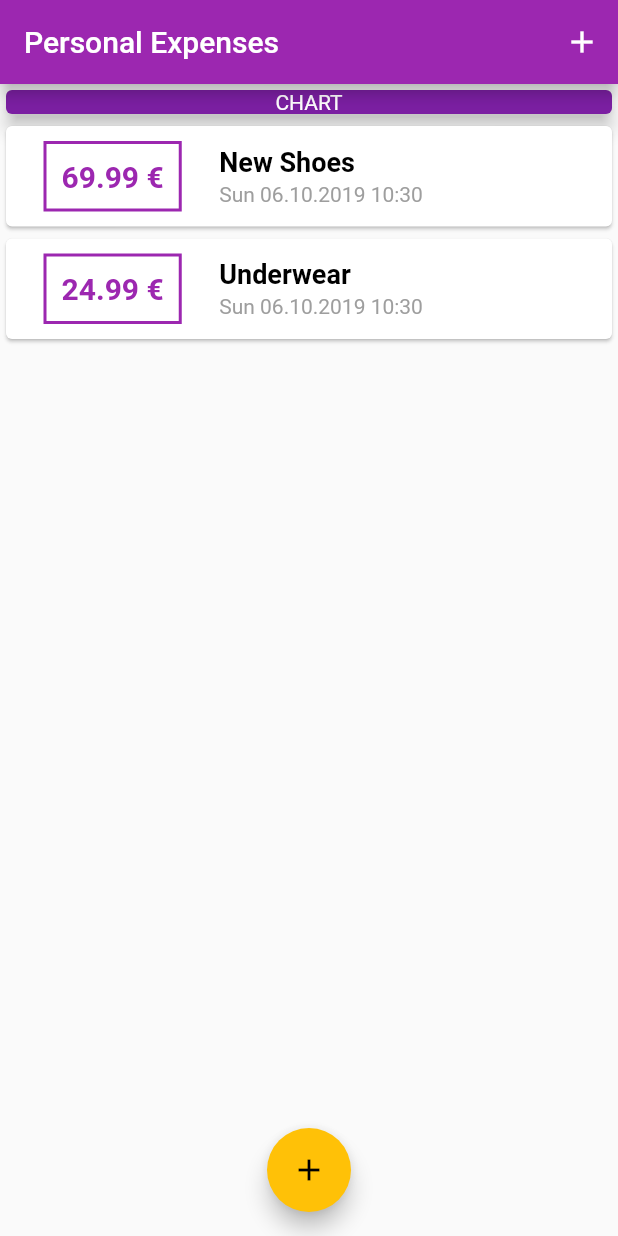
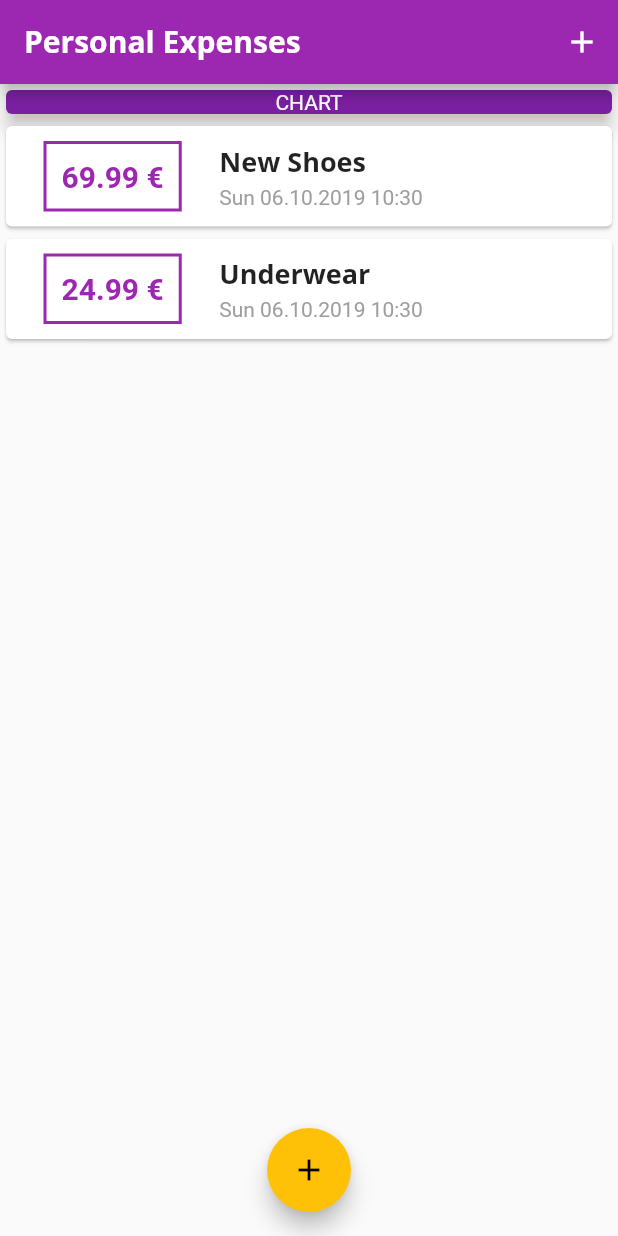
Before and after one commit to raphaelpinel/personal-finances-flutter-app, a Flutter app: the screen it shows after launch, on a phone screen of 412 x 824 dp. Run offline on Flutter 3.47's test engine with Material 2 defaults, Android fonts, the phone set to English and light mode, and no system bars.

Commit message:
add custom fonts

```diff
--- a/lib/main.dart
+++ b/lib/main.dart
@@ -12,9 +12,25 @@ class MyApp extends StatelessWidget {
     return MaterialApp(
       title: 'Personal Expenses',
       theme: ThemeData(
-        primarySwatch: Colors.purple,
-        accentColor: Colors.amber,
-      ),
+          primarySwatch: Colors.purple,
+          accentColor: Colors.amber,
+          fontFamily: 'Quicksand',
+          textTheme: ThemeData.light().textTheme.copyWith(
+                  title: TextStyle(
+                    fontFamily: 'OpenSans',
+                    fontWeight: FontWeight.bold,
+                    fontSize: 18,
+                  ),
+                ),
+          appBarTheme: AppBarTheme(
+            textTheme: ThemeData.light().textTheme.copyWith(
+                  title: TextStyle(
+                    fontFamily: 'OpenSans',
+                    fontWeight: FontWeight.bold,
+                    fontSize: 20,
+                  ),
+                ),
+          )),
       home: MyHomePage(),
     );
   }
--- a/lib/widgets/transaction_list.dart
+++ b/lib/widgets/transaction_list.dart
@@ -43,10 +43,7 @@ class TransactionList extends StatelessWidget {
                       padding: const EdgeInsets.only(bottom: 3.0),
                       child: Text(
                         transactions[index].title,
-                        style: TextStyle(
-                            color: Colors.black,
-                            fontSize: 18,
-                            fontWeight: FontWeight.bold),
+                        style: Theme.of(context).textTheme.title,
                       ),
                     ),
                     Text(
```
Also changed, not shown: pubspec.yaml (+12 -12 lines), assets/fonts/OpenSans-Bold.ttf (added), assets/fonts/OpenSans-Regular.ttf (added), assets/fonts/Quicksand-Bold.ttf (added), assets/fonts/Quicksand-Light.ttf (added), assets/fonts/Quicksand-Medium.ttf (added), assets/fonts/Quicksand-Regular.ttf (added).
